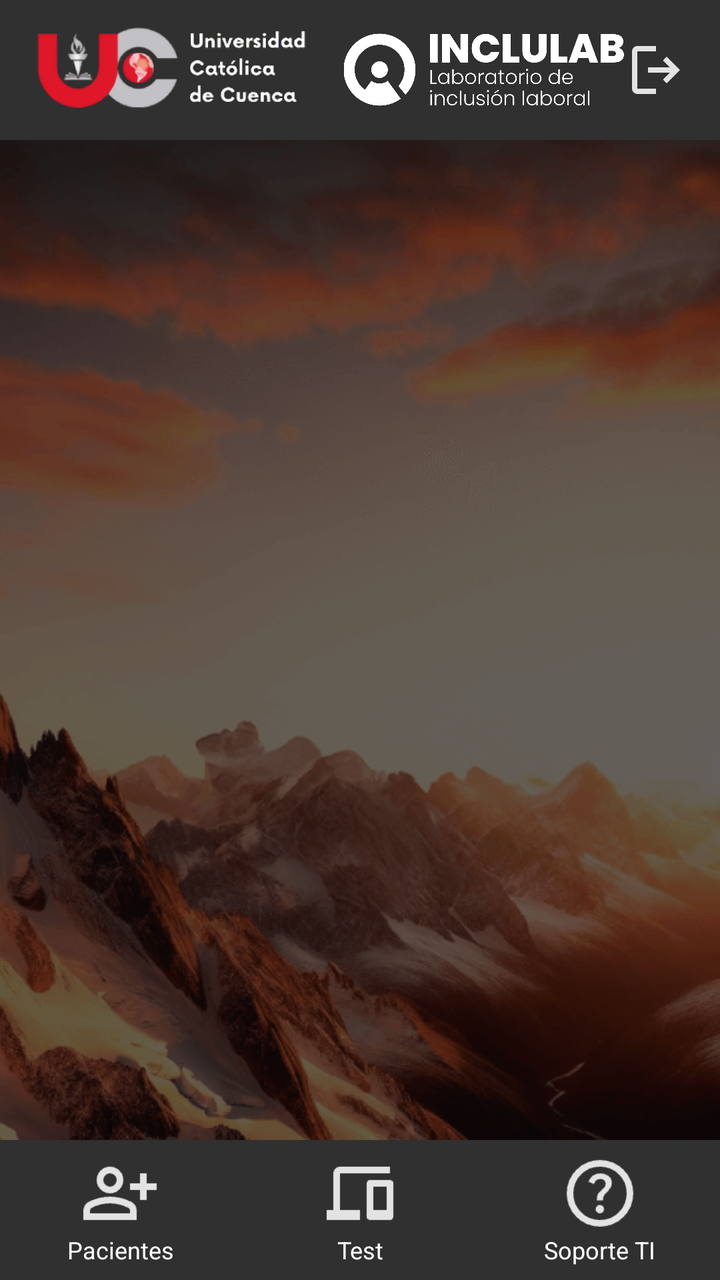
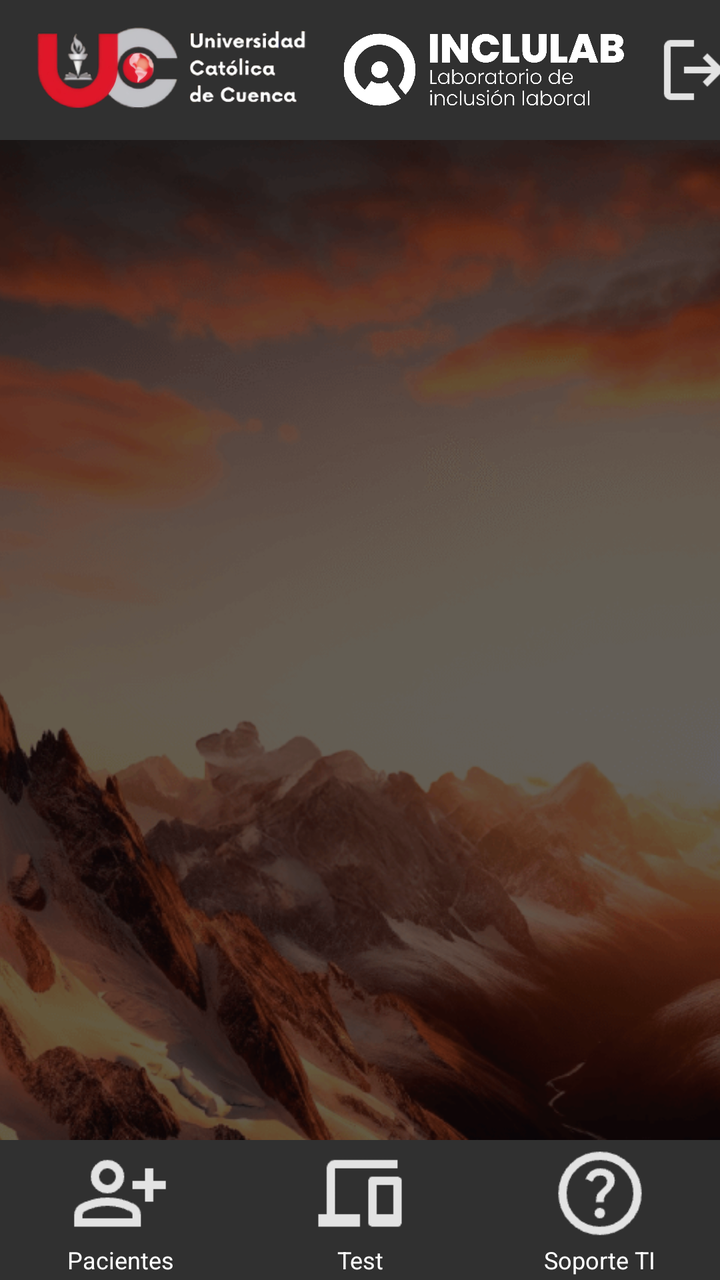

Two renders of the same Android screen: before a commit and after it. Below are the layout's source before the change and the commit's diff.
<!-- AndroidManifest.xml: application theme AppTheme -->
<!-- res/layout/home_page.xml -->
<?xml version="1.0" encoding="utf-8"?>
<LinearLayout xmlns:android="http://schemas.android.com/apk/res/android"
    android:layout_width="match_parent"
    android:layout_height="match_parent"
    android:orientation="vertical">

    
    <include layout="@layout/navbar_home"/>

    
    <FrameLayout
        android:layout_width="match_parent"
        android:layout_height="0dp"
        android:layout_weight="1">

        <ImageView
            android:id="@+id/backgroundImage"
            android:layout_width="match_parent"
            android:layout_height="match_parent"
            android:scaleType="centerCrop"
            android:src="@drawable/lg_fondo"/>

        <LinearLayout
            android:layout_width="match_parent"
            android:layout_height="wrap_content"
            android:gravity="center"
            android:orientation="horizontal"
            android:layout_gravity="center">

            <ImageView
                android:id="@+id/eagleImage"
                android:layout_width="650dp"
                android:layout_height="350dp"
                android:src="@drawable/lg_aguila"
                android:scaleType="fitCenter"
                android:alpha="0"
                android:translationX="-500dp"/>

            <LinearLayout
                android:orientation="vertical"
                android:layout_width="wrap_content"
                android:layout_height="wrap_content"
                android:paddingStart="16dp">

                <TextView
                    android:id="@+id/universityText"
                    android:layout_width="wrap_content"
                    android:layout_height="wrap_content"
                    android:text="Universidad Católica \n           de Cuenca"
                    android:textSize="50sp"
                    android:textColor="@android:color/white"
                    android:textStyle="bold"
                    android:alpha="0"
                    android:translationX="300dp"/> 

                <TextView
                    android:id="@+id/mottoText"
                    android:layout_width="wrap_content"
                    android:layout_height="wrap_content"
                    android:text="     〉Sé un águila roja〈"
                    android:textSize="40sp"
                    android:textColor="@color/red89"
                    android:alpha="0"
                    android:translationX="300dp"/> 
            </LinearLayout>
        </LinearLayout>
    </FrameLayout>

    
    <include layout="@layout/footer_home"/>
</LinearLayout>
<!-- res/layout/navbar_home.xml (included above) -->
<?xml version="1.0" encoding="utf-8"?>
<LinearLayout xmlns:android="http://schemas.android.com/apk/res/android"
    android:layout_width="match_parent"
    android:layout_height="70dp"
    android:background="@color/black89"
    android:orientation="horizontal"
    android:gravity="center_vertical">

    <ImageView
        android:id="@+id/logoLeft"
        android:layout_width="140dp"
        android:layout_height="45dp"
        android:layout_marginStart="16dp"
        android:src="@drawable/lg_ucacuelogo"
        android:scaleType="fitCenter"/>

    <ImageView
        android:id="@+id/logoRight"
        android:layout_width="140dp"
        android:layout_height="45dp"
        android:layout_marginStart="16dp"
        android:src="@drawable/lg_udipsai"
        android:scaleType="fitCenter"/>

    <View
        android:layout_width="0dp"
        android:layout_height="match_parent"
        android:layout_weight="1"/>

    <ImageView
        android:id="@+id/logoutIcon"
        android:layout_width="32dp"
        android:layout_height="32dp"
        android:layout_marginEnd="16dp"
        android:src="@drawable/ic_logout"
        android:scaleType="fitCenter"/>
</LinearLayout>
<!-- res/layout/footer_home.xml (included above) -->
<?xml version="1.0" encoding="utf-8"?>
<LinearLayout xmlns:android="http://schemas.android.com/apk/res/android"
    android:layout_width="match_parent"
    android:layout_height="70dp"
    android:background="@color/black89"
    android:orientation="horizontal"
    android:gravity="center">

    
    <LinearLayout
        android:layout_width="0dp"
        android:layout_height="wrap_content"
        android:layout_weight="1"
        android:orientation="vertical"
        android:gravity="center">

        <ImageView
            android:id="@+id/iconPacientes"
            android:layout_width="40dp"
            android:layout_height="40dp"
            android:src="@drawable/ic_paciente"
            android:scaleType="centerInside"/>

        <TextView
            android:id="@+id/textPacientes"
            android:layout_width="wrap_content"
            android:layout_height="wrap_content"
            android:text="Pacientes"
            android:textSize="12sp"
            android:textColor="@android:color/white"
            android:gravity="center"/>
    </LinearLayout>

    
    <LinearLayout
        android:layout_width="0dp"
        android:layout_height="wrap_content"
        android:layout_weight="1"
        android:orientation="vertical"
        android:gravity="center">

        <ImageView
            android:id="@+id/iconTest"
            android:layout_width="40dp"
            android:layout_height="40dp"
            android:src="@drawable/ic_test"
            android:scaleType="centerInside"/>

        <TextView
            android:id="@+id/textTest"
            android:layout_width="wrap_content"
            android:layout_height="wrap_content"
            android:text="Test"
            android:textSize="12sp"
            android:textColor="@android:color/white"
            android:gravity="center"/>
    </LinearLayout>

    
    <LinearLayout
        android:layout_width="0dp"
        android:layout_height="wrap_content"
        android:layout_weight="1"
        android:orientation="vertical"
        android:gravity="center">

        <ImageView
            android:id="@+id/iconSoporte"
            android:layout_width="40dp"
            android:layout_height="40dp"
            android:src="@drawable/ic_soporte"
            android:scaleType="centerInside"/>

        <TextView
            android:id="@+id/textSoporte"
            android:layout_width="wrap_content"
            android:layout_height="wrap_content"
            android:text="Soporte TI"
            android:textSize="12sp"
            android:textColor="@android:color/white"
            android:gravity="center"/>
    </LinearLayout>
</LinearLayout>
<!-- resources referenced by this layout -->
<resources>
  <color name="black89">#000000DD</color>
  <color name="red89">#680303</color>
  <!-- drawable ic_logout: png bitmap (drawable, 715 bytes) -->
  <!-- drawable ic_paciente: png bitmap (drawable, 1110 bytes) -->
  <!-- drawable ic_soporte: png bitmap (drawable, 1631 bytes) -->
  <!-- drawable ic_test: png bitmap (drawable, 731 bytes) -->
  <!-- drawable lg_aguila: png bitmap (drawable, 603347 bytes) -->
  <!-- drawable lg_fondo: png bitmap (drawable, 400112 bytes) -->
  <!-- drawable lg_ucacuelogo: png bitmap (drawable, 248225 bytes) -->
  <!-- drawable lg_udipsai: png bitmap (drawable, 77239 bytes) -->
  <style name="AppTheme" parent="Theme.AppCompat.NoActionBar">
          <item name="colorPrimary">@color/colorPrimary</item>
          <item name="colorPrimaryDark">@color/colorPrimaryDark</item>
          <item name="colorAccent">@color/colorAccent</item>
      </style>
  <color name="colorPrimary">#000000DD</color>
  <color name="colorPrimaryDark">#000000DD</color>
  <color name="colorAccent">#000000DD</color>
</resources>

<!-- the commit's change to res/layout/home_page.xml (unified diff, before → after) -->
@@ -59,7 +59,7 @@
                     android:layout_height="wrap_content"
                     android:text="     〉Sé un águila roja〈"
                     android:textSize="40sp"
-                    android:textColor="@color/red89"
+                    android:textColor="@android:color/holo_red_dark"
                     android:alpha="0"
                     android:translationX="300dp"/> 
             </LinearLayout>
@@ -101,11 +101,12 @@
 
     <ImageView
         android:id="@+id/logoutIcon"
-        android:layout_width="32dp"
-        android:layout_height="32dp"
+        android:layout_width="70dp"
+        android:layout_height="40dp"
         android:layout_marginEnd="16dp"
-        android:src="@drawable/ic_logout"
+        android:src="@drawable/ic_salir"
         android:scaleType="fitCenter"/>
+
 </LinearLayout>
 <!-- res/layout/footer_home.xml (included above) -->
 <?xml version="1.0" encoding="utf-8"?>
@@ -126,8 +127,8 @@
 
         <ImageView
             android:id="@+id/iconPacientes"
-            android:layout_width="40dp"
-            android:layout_height="40dp"
+            android:layout_width="50dp"
+            android:layout_height="50dp"
             android:src="@drawable/ic_paciente"
             android:scaleType="centerInside"/>
 
@@ -151,8 +152,8 @@
 
         <ImageView
             android:id="@+id/iconTest"
-            android:layout_width="40dp"
-            android:layout_height="40dp"
+            android:layout_width="50dp"
+            android:layout_height="50dp"
             android:src="@drawable/ic_test"
             android:scaleType="centerInside"/>
 
@@ -176,8 +177,8 @@
 
         <ImageView
             android:id="@+id/iconSoporte"
-            android:layout_width="40dp"
-            android:layout_height="40dp"
+            android:layout_width="50dp"
+            android:layout_height="50dp"
             android:src="@drawable/ic_soporte"
             android:scaleType="centerInside"/>
 
<!-- resource entries referenced after the edit -->
@@ -1,9 +1,8 @@
 <!-- resources referenced by this layout -->
 <resources>
   <color name="black89">#000000DD</color>
-  <color name="red89">#680303</color>
-  <!-- drawable ic_logout: png bitmap (drawable, 715 bytes) -->
   <!-- drawable ic_paciente: png bitmap (drawable, 1110 bytes) -->
+  <!-- drawable ic_salir: png bitmap (drawable, 715 bytes) -->
   <!-- drawable ic_soporte: png bitmap (drawable, 1631 bytes) -->
   <!-- drawable ic_test: png bitmap (drawable, 731 bytes) -->
   <!-- drawable lg_aguila: png bitmap (drawable, 603347 bytes) -->
